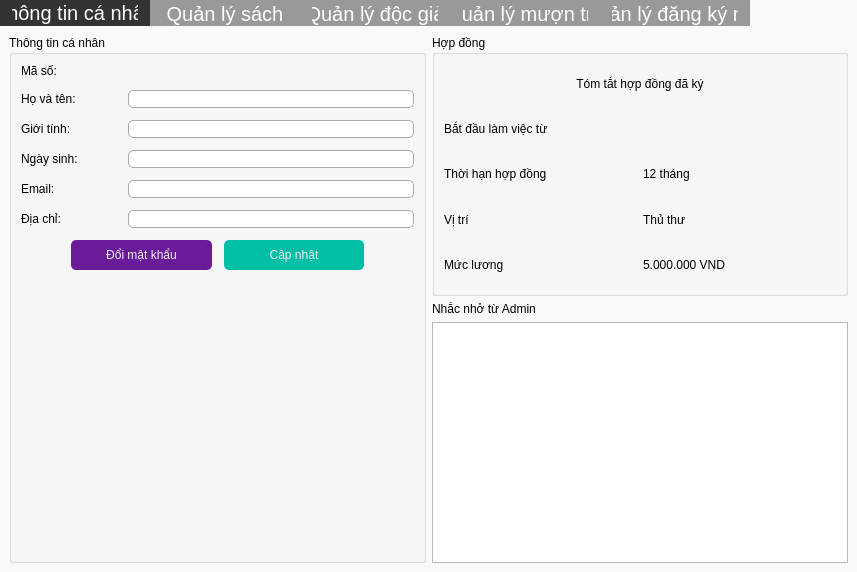
Before: the Qt Designer form librarian.ui in duydvu/Library, drawn with Qt 5.
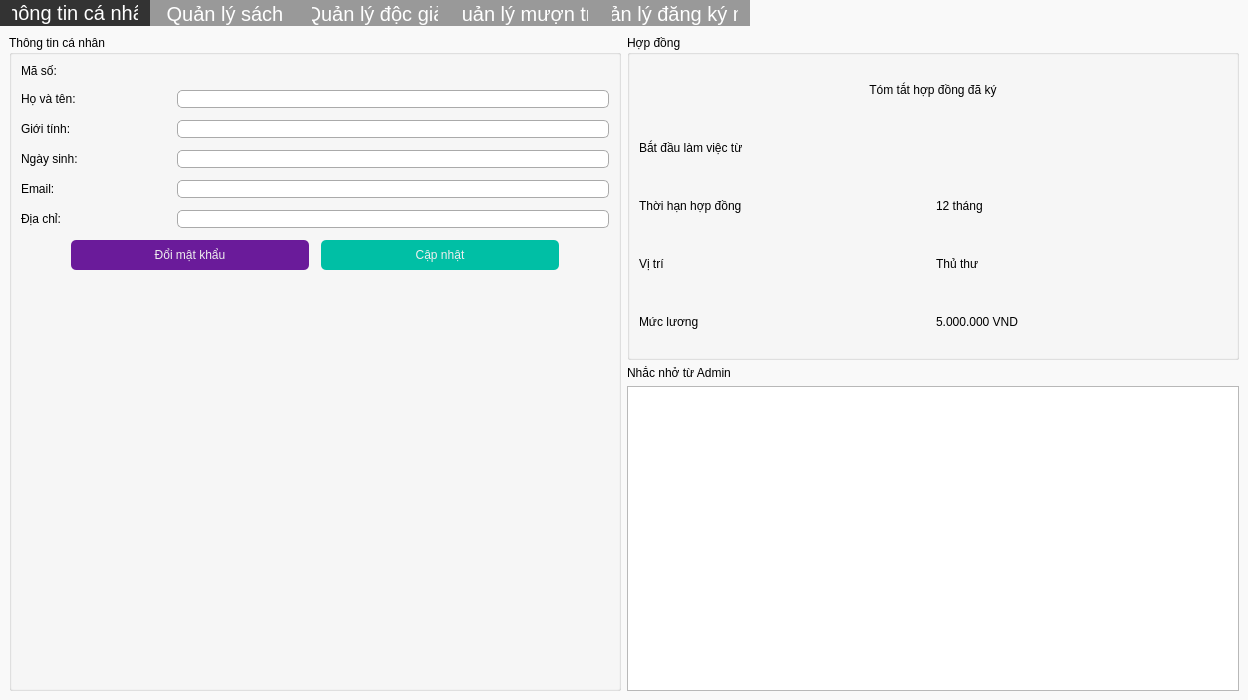
After: the same form once the commit is applied.

```diff
--- a/librarian.ui
+++ b/librarian.ui
@@ -6,10 +6,22 @@
    <rect>
     <x>0</x>
     <y>0</y>
-    <width>857</width>
-    <height>572</height>
+    <width>1248</width>
+    <height>700</height>
    </rect>
   </property>
+  <property name="minimumSize">
+   <size>
+    <width>1248</width>
+    <height>700</height>
+   </size>
+  </property>
+  <property name="maximumSize">
+   <size>
+    <width>1248</width>
+    <height>700</height>
+   </size>
+  </property>
   <property name="windowTitle">
    <string>MainWindow</string>
   </property>
```
